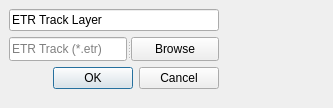
Qt form load_etr_track_dialog_box.ui (danielskaare/isurvey_tools) before a commit.
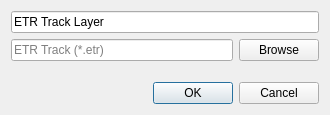
The same form after that commit. Custom widgets are drawn as their Qt base class.

Diff of the .ui file:
```diff
--- a/load_etr_track_dialog_box.ui
+++ b/load_etr_track_dialog_box.ui
@@ -6,22 +6,15 @@
    <rect>
     <x>0</x>
     <y>0</y>
-    <width>333</width>
-    <height>108</height>
+    <width>330</width>
+    <height>115</height>
    </rect>
   </property>
   <property name="windowTitle">
    <string>Load ETR Track</string>
   </property>
-  <widget class="QWidget" name="">
-   <property name="geometry">
-    <rect>
-     <x>9</x>
-     <y>9</y>
-     <width>210</width>
-     <height>80</height>
-    </rect>
-   </property>
+  <layout class="QGridLayout" name="gridLayout">
+   <item row="0" column="0">
    <layout class="QVBoxLayout" name="verticalLayout">
     <item>
      <widget class="QgsFilterLineEdit" name="layer_name">
@@ -40,10 +33,8 @@
      </widget>
     </item>
     <item>
-     <widget class="QSplitter" name="splitter">
-      <property name="orientation">
-       <enum>Qt::Horizontal</enum>
-      </property>
+      <layout class="QHBoxLayout" name="horizontalLayout">
+       <item>
       <widget class="QgsFilterLineEdit" name="path_etr">
        <property name="placeholderText">
         <string>ETR Track (*.etr)</string>
@@ -52,12 +43,28 @@
         <string notr="true"/>
        </property>
       </widget>
+       </item>
+       <item>
       <widget class="QPushButton" name="open_folder">
        <property name="text">
         <string>Browse</string>
        </property>
       </widget>
-     </widget>
+       </item>
+      </layout>
+     </item>
+     <item>
+      <spacer name="verticalSpacer">
+       <property name="orientation">
+        <enum>Qt::Vertical</enum>
+       </property>
+       <property name="sizeHint" stdset="0">
+        <size>
+         <width>20</width>
+         <height>18</height>
+        </size>
+       </property>
+      </spacer>
     </item>
     <item>
      <widget class="QDialogButtonBox" name="button_box">
@@ -70,7 +77,8 @@
      </widget>
     </item>
    </layout>
-  </widget>
+   </item>
+  </layout>
  </widget>
  <customwidgets>
   <customwidget>
```
Left out of the diff: 2 changed lines with no effect on the pictures. Lines whose indentation alone changed are shown as unchanged.
